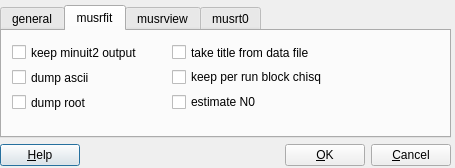
Qt form src/musredit_qt5/forms/PPrefsDialog.ui (aPeter1/musrfit-fork) before a commit.
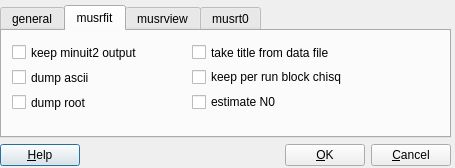
The same form after that commit. The open tabs and pages were chosen to show the change. Icons and pictures are not drawn.

Commit message: slight improvement in order not to cut dialog notes.

```diff
--- a/src/musredit_qt5/forms/PPrefsDialog.ui
+++ b/src/musredit_qt5/forms/PPrefsDialog.ui
@@ -121,9 +121,9 @@
        <widget class="QCheckBox" name="fTitleFromData_checkBox">
         <property name="geometry">
          <rect>
-          <x>170</x>
+          <x>190</x>
           <y>10</y>
-          <width>171</width>
+          <width>241</width>
           <height>23</height>
          </rect>
         </property>
@@ -134,9 +134,9 @@
        <widget class="QCheckBox" name="fPerRunBlockChisq_checkBox">
         <property name="geometry">
          <rect>
-          <x>170</x>
+          <x>190</x>
           <y>35</y>
-          <width>191</width>
+          <width>241</width>
           <height>22</height>
          </rect>
         </property>
@@ -147,9 +147,9 @@
        <widget class="QCheckBox" name="fEstimateN0_checkBox">
         <property name="geometry">
          <rect>
-          <x>170</x>
+          <x>190</x>
           <y>60</y>
-          <width>161</width>
+          <width>241</width>
           <height>22</height>
          </rect>
         </property>
```
Left out of the diff: 8 changed lines with no effect on the pictures.
